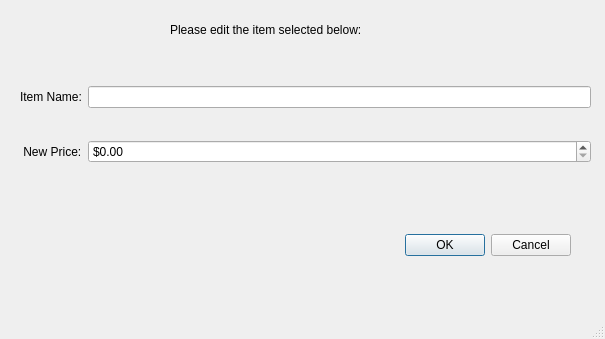
This is edititemwindow.ui in JMarcu/Super-Warehouse-Store as Qt 5 draws it before an edit. The edited form follows.
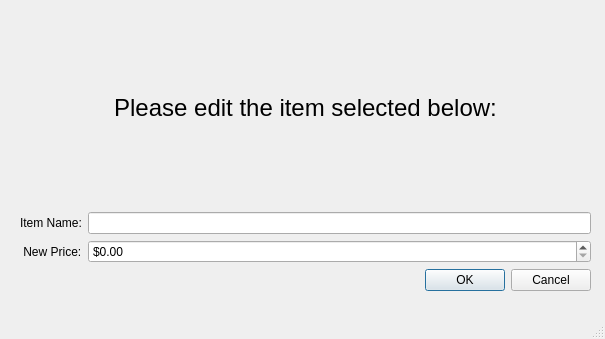
This is the edited form.

```diff
--- a/edititemwindow.ui
+++ b/edititemwindow.ui
@@ -14,41 +14,24 @@
    <string>MainWindow</string>
   </property>
   <widget class="QWidget" name="centralwidget">
-   <widget class="QDialogButtonBox" name="buttonBox_edit">
-    <property name="geometry">
-     <rect>
-      <x>320</x>
-      <y>210</y>
-      <width>251</width>
-      <height>71</height>
-     </rect>
-    </property>
-    <property name="standardButtons">
-     <set>QDialogButtonBox::Cancel|QDialogButtonBox::Ok</set>
-    </property>
-   </widget>
-   <widget class="QLabel" name="label">
-    <property name="geometry">
-     <rect>
-      <x>170</x>
-      <y>10</y>
-      <width>231</width>
-      <height>41</height>
-     </rect>
-    </property>
-    <property name="text">
-     <string>&lt;html&gt;&lt;head/&gt;&lt;body&gt;&lt;p&gt;Please edit the item selected below:&lt;/p&gt;&lt;/body&gt;&lt;/html&gt;</string>
-    </property>
-   </widget>
-   <widget class="QWidget" name="layoutWidget">
+   <widget class="QWidget" name="">
     <property name="geometry">
      <rect>
       <x>20</x>
-      <y>60</y>
+      <y>10</y>
       <width>571</width>
-      <height>131</height>
+      <height>281</height>
      </rect>
     </property>
+    <layout class="QGridLayout" name="gridLayout_2">
+     <item row="0" column="0">
+      <widget class="QLabel" name="label">
+       <property name="text">
+        <string>&lt;html&gt;&lt;head/&gt;&lt;body&gt;&lt;p align=&quot;center&quot;&gt;&lt;span style=&quot; font-size:18pt;&quot;&gt;Please edit the item selected below:&lt;/span&gt;&lt;/p&gt;&lt;/body&gt;&lt;/html&gt;</string>
+       </property>
+      </widget>
+     </item>
+     <item row="1" column="0">
     <layout class="QGridLayout" name="gridLayout">
      <item row="0" column="0">
       <widget class="QLabel" name="label_2">
@@ -82,17 +65,16 @@
       </widget>
      </item>
     </layout>
-   </widget>
-  </widget>
-  <widget class="QMenuBar" name="menubar">
-   <property name="geometry">
-    <rect>
-     <x>0</x>
-     <y>0</y>
-     <width>605</width>
-     <height>22</height>
-    </rect>
-   </property>
+     </item>
+     <item row="2" column="0">
+      <widget class="QDialogButtonBox" name="buttonBox_edit">
+       <property name="standardButtons">
+        <set>QDialogButtonBox::Cancel|QDialogButtonBox::Ok</set>
+       </property>
+      </widget>
+     </item>
+    </layout>
+   </widget>
   </widget>
   <widget class="QStatusBar" name="statusbar"/>
  </widget>
```
Lines whose indentation alone changed are shown as unchanged.
